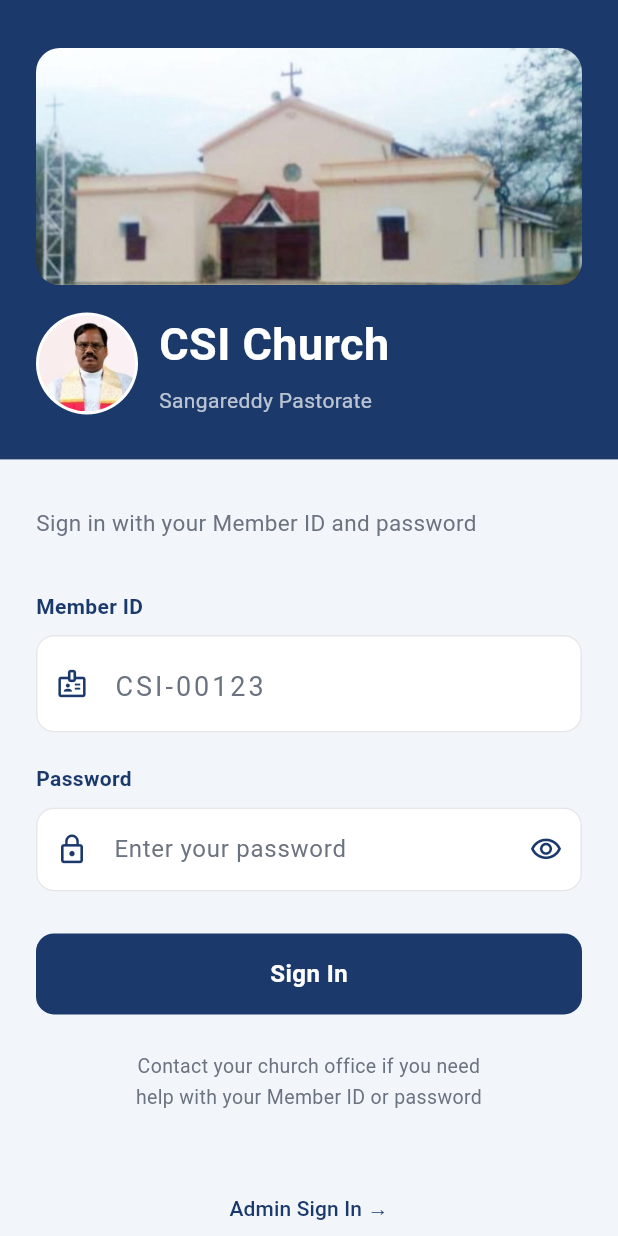
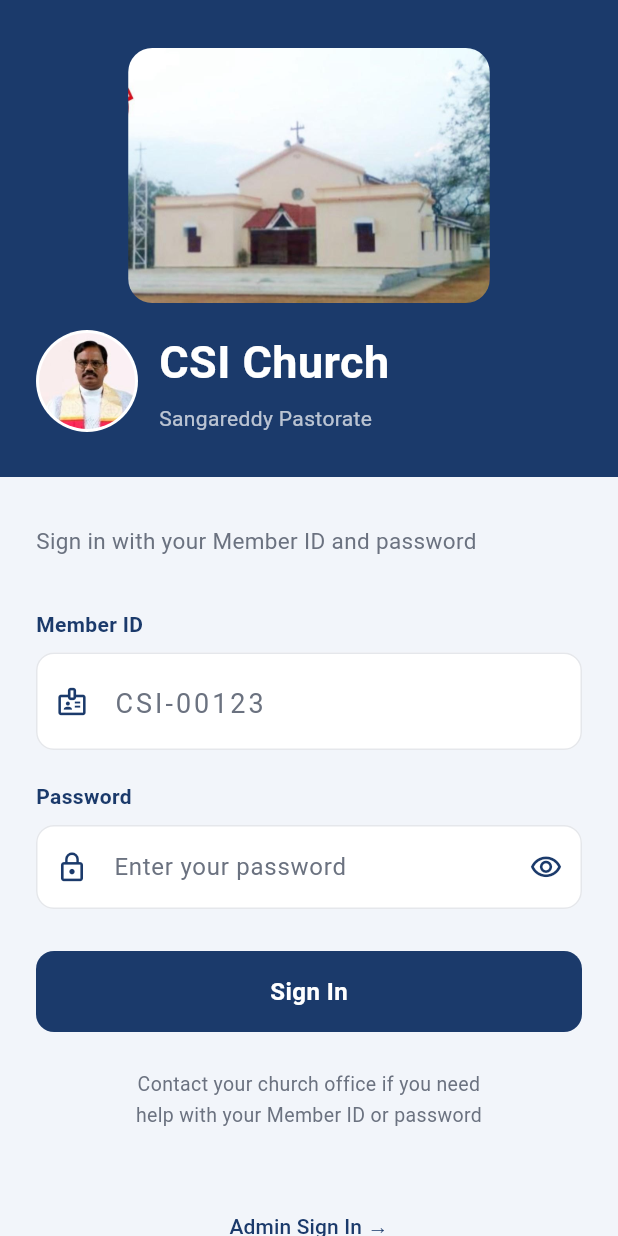
Before and after one commit to RAJ3SHJ/TempleApp, a Flutter app: the screen it shows after launch, on a phone screen of 412 x 824 dp. Run offline on Flutter 3.47's test engine with Material 3 defaults, Android fonts, the phone set to English and light mode, and no system bars; our stand-ins replace cloud_firestore, firebase_auth, firebase_core, firebase_messaging, pdf, share_plus; accounts and stored records are empty.

Commit message:
Login header: show full church photo (no crop)
Co-Authored-By: Claude Sonnet 5.5 <noreply@anthropic.com>
Claude-Session: https://claude.ai/code/session_01DhebjiHj8GBhKmmCAFmVy8

```diff
--- a/lib/screens/login_screen.dart
+++ b/lib/screens/login_screen.dart
@@ -235,15 +235,11 @@ class _LoginScreenState extends State<LoginScreen> {
       child: Column(
         crossAxisAlignment: CrossAxisAlignment.start,
         children: [
-          ClipRRect(
-            borderRadius: BorderRadius.circular(16),
-            child: ConstrainedBox(
-              constraints: const BoxConstraints(maxWidth: 420),
-              child: AspectRatio(
-                aspectRatio: 2.3,
-                child: Image.asset('assets/images/church.jpg',
-                    fit: BoxFit.cover, alignment: const Alignment(0, 0.3)),
-              ),
+          Center(
+            child: ClipRRect(
+              borderRadius: BorderRadius.circular(16),
+              child: Image.asset('assets/images/church.jpg',
+                  height: 170, fit: BoxFit.contain),
             ),
           ),
           const SizedBox(height: 16),
```
